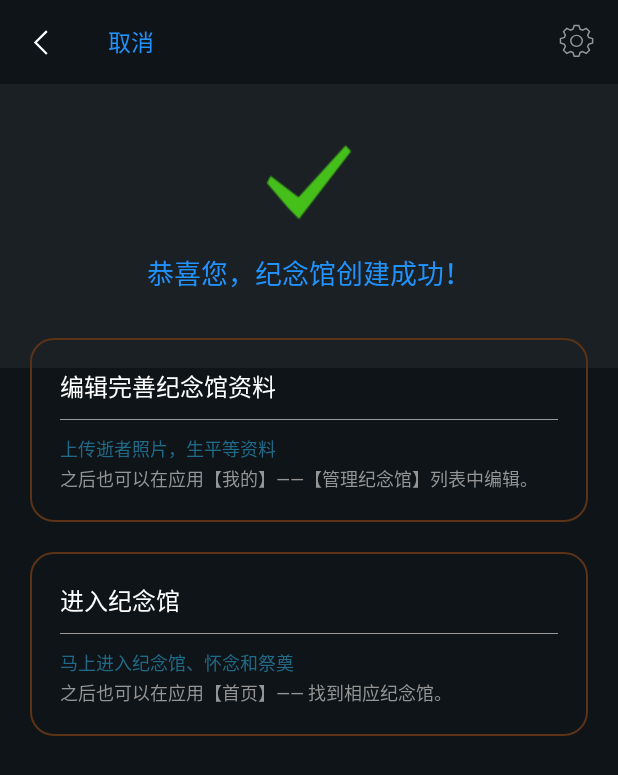
After one commit to elliottacquaire/memorial, an Android app: the layout activity_create_hall_result.xml on its own in the app's theme, with its tools: preview values and no code run, on a phone screen of 412 x 824 dp. The commit adds this screen. Shown: the top 775 px of the screen. Run offline under Robolectric (Android 15) with nearby library versions, the phone set to English and light mode, and no system bars; network calls fail.

Commit message:
create hall result

```diff
--- a/app/src/main/AndroidManifest.xml
+++ b/app/src/main/AndroidManifest.xml
@@ -31,6 +31,9 @@
         android:supportsRtl="true"
         android:theme="@style/Theme.MemorialApp"
         android:usesCleartextTraffic="true">
+        <activity
+            android:name=".CreateHallResultActivity"
+            android:exported="false" />
         <activity
             android:name=".HomeActivity"
             android:exported="false" />
--- a/app/src/main/java/com/exae/memorialapp/requestData/EnumData.kt
+++ b/app/src/main/java/com/exae/memorialapp/requestData/EnumData.kt
@@ -4,6 +4,12 @@ enum class HallType(val type: Int) {
     ONE_HALL(0),
     MORE_HALL(1),
     TWO_HALL(2),
+}
+
+enum class ApplyType(val type: Int) {
+    APPLYING(0),
+    APPLYING_PASS(1),
+    APPLYING_REJECT(2),
 }
 
 const val requestCodeMemorialStyle = 1000
--- /dev/null
+++ b/app/src/main/res/drawable/chip_kuang_bg_org.xml
@@ -0,0 +1,10 @@
+<?xml version="1.0" encoding="utf-8"?>
+<shape xmlns:android="http://schemas.android.com/apk/res/android" >
+    <corners android:radius="15dp" />
+    <stroke android:color="@color/brown1" android:width="1dp"/>
+    <padding
+        android:bottom="2dp"
+        android:left="10dp"
+        android:right="10dp"
+        android:top="2dp" />
+</shape>
--- /dev/null
+++ b/app/src/main/res/layout/activity_create_hall_result.xml
@@ -0,0 +1,117 @@
+<?xml version="1.0" encoding="utf-8"?>
+<LinearLayout xmlns:android="http://schemas.android.com/apk/res/android"
+    xmlns:app="http://schemas.android.com/apk/res-auto"
+    xmlns:tools="http://schemas.android.com/tools"
+    android:layout_width="match_parent"
+    android:layout_height="match_parent"
+    android:orientation="vertical"
+    tools:context=".hall.CreateHallResultActivity">
+
+    <include
+        android:id="@+id/top_toolbar"
+        layout="@layout/layout_base_toolbar" />
+
+    <RelativeLayout
+        android:id="@+id/mUserInfoContainer"
+        android:layout_width="match_parent"
+        android:layout_height="wrap_content"
+        android:background="@color/card_view_background">
+
+        <ImageView
+            android:id="@+id/mAvatar"
+            android:layout_width="60dp"
+            android:layout_height="60dp"
+            android:layout_centerHorizontal="true"
+            android:layout_marginTop="36dip"
+            android:src="@mipmap/success" />
+
+        <LinearLayout
+            android:layout_width="wrap_content"
+            android:layout_height="wrap_content"
+            android:layout_below="@+id/mAvatar"
+            android:layout_centerHorizontal="true"
+            android:layout_marginTop="16dp"
+            android:layout_marginBottom="50dp"
+            android:orientation="vertical">
+
+            <TextView
+                android:layout_width="wrap_content"
+                android:layout_height="wrap_content"
+                android:text="恭喜您，纪念馆创建成功！"
+                android:textColor="@color/color_2ca"
+                android:textSize="18sp" />
+        </LinearLayout>
+
+    </RelativeLayout>
+
+    <LinearLayout
+        android:id="@+id/goToDetail"
+        android:orientation="vertical"
+        android:layout_marginStart="20dp"
+        android:layout_marginEnd="20dp"
+        android:layout_marginTop="-20dp"
+        android:padding="20dp"
+        android:background="@drawable/chip_kuang_bg_org"
+        android:layout_width="match_parent"
+        android:layout_height="wrap_content">
+        <TextView
+            android:text="编辑完善纪念馆资料"
+            android:textColor="@color/white"
+            android:layout_width="match_parent"
+            android:layout_height="wrap_content"/>
+        <View
+            android:layout_marginTop="10dp"
+            android:layout_width="match_parent"
+            android:layout_height="1px"
+            android:background="@color/tab_text_normal" />
+        <TextView
+            android:text="上传逝者照片，生平等资料"
+            android:textSize="12sp"
+            android:layout_marginTop="10dp"
+            android:textColor="@color/color_9c2ca"
+            android:layout_width="match_parent"
+            android:layout_height="wrap_content"/>
+        <TextView
+            android:text="之后也可以在应用【我的】——【管理纪念馆】列表中编辑。"
+            android:textSize="12sp"
+            android:layout_marginTop="2dp"
+            android:layout_width="match_parent"
+            android:layout_height="wrap_content"/>
+    </LinearLayout>
+
+    <LinearLayout
+        android:id="@+id/goToHome"
+        android:orientation="vertical"
+        android:layout_marginStart="20dp"
+        android:layout_marginEnd="20dp"
+        android:layout_marginTop="20dp"
+        android:padding="20dp"
+        android:background="@drawable/chip_kuang_bg_org"
+        android:layout_width="match_parent"
+        android:layout_height="wrap_content">
+        <TextView
+            android:text="进入纪念馆"
+            android:textColor="@color/white"
+            android:layout_width="match_parent"
+            android:layout_height="wrap_content"/>
+        <View
+            android:layout_marginTop="10dp"
+            android:layout_width="match_parent"
+            android:layout_height="1px"
+            android:background="@color/tab_text_normal" />
+        <TextView
+            android:text="马上进入纪念馆、怀念和祭奠"
+            android:textSize="12sp"
+            android:layout_marginTop="10dp"
+            android:textColor="@color/color_9c2ca"
+            android:layout_width="match_parent"
+            android:layout_height="wrap_content"/>
+        <TextView
+            android:text="之后也可以在应用【首页】—— 找到相应纪念馆。"
+            android:textSize="12sp"
+            android:layout_marginTop="2dp"
+            android:layout_width="match_parent"
+            android:layout_height="wrap_content"/>
+    </LinearLayout>
+
+</LinearLayout>
```
Also changed, not shown: app/src/main/java/com/exae/memorialapp/hall/CreateHallActivity.kt (+18 -0 lines), app/src/main/java/com/exae/memorialapp/hall/CreateHallResultActivity.kt (added, +58 -0 lines).
